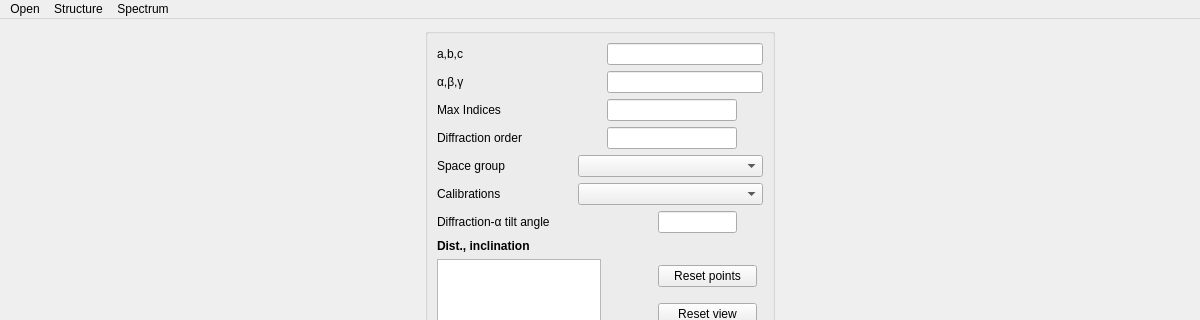
This is pycotem/diffraction/diffractionUI.ui in mompiou/pycotem as Qt 5 draws it before an edit; both pictures show x 0 to 1200 and y 0 to 320 of the 1200 by 851 pixel window. The edited form follows.
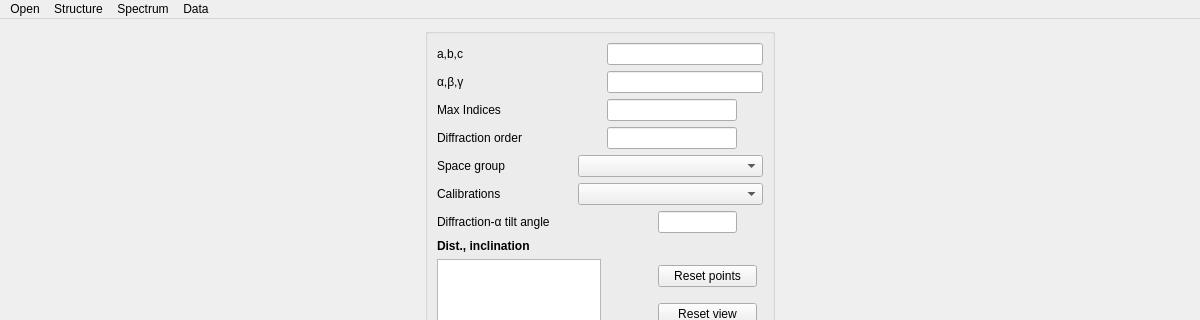
This is the edited form.

Commit message: Import export in diffraction and interface, improved click and ctrz to remove point in interface, improve direction determination in interface, better thickness evaluation, correct a bug leading to bad misorientation axes in misorientation

```diff
--- a/pycotem/diffraction/diffractionUI.ui
+++ b/pycotem/diffraction/diffractionUI.ui
@@ -313,9 +313,17 @@
     </property>
     <addaction name="actionCalculate_spectrum"/>
    </widget>
+   <widget class="QMenu" name="menuData">
+    <property name="title">
+     <string>Data</string>
+    </property>
+    <addaction name="actionImport"/>
+    <addaction name="actionExport"/>
+   </widget>
    <addaction name="menuSave"/>
    <addaction name="menuStructure"/>
    <addaction name="menuSpectrum"/>
+   <addaction name="menuData"/>
   </widget>
   <widget class="QStatusBar" name="statusbar"/>
   <action name="actionSave_figure">
```
Left out of the diff: 248 changed lines with no effect on the pictures. The commit also changes 13 other files.
